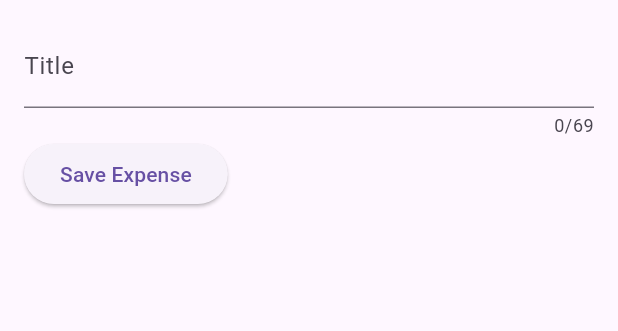
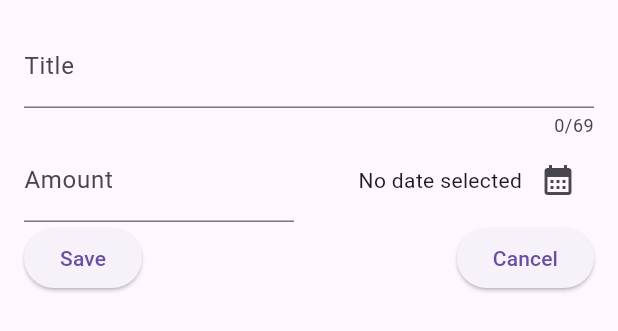
Before and after one commit to XenonIsPrecise/Expense_Tracker, a Flutter app: the NewExpense widget shown alone on an empty page, opened directly, on a phone screen of 412 x 824 dp. Shown: the top 331 px of the screen. Run offline on Flutter 3.47's test engine with Material 3 defaults, Android fonts, the phone set to English and light mode, and no system bars.

Commit message:
date picker added

```diff
--- a/lib/widgets/new_expense.dart
+++ b/lib/widgets/new_expense.dart
@@ -1,3 +1,4 @@
+import 'package:expense_tracker/models/expense.dart';
 import 'package:flutter/material.dart';
 
 class NewExpense extends StatefulWidget {
@@ -16,9 +17,25 @@ class _NewExpenseState extends State<NewExpense> {
   // }
 
   final _titleController = TextEditingController();
+  final _amountController = TextEditingController();
+  DateTime? _selectedDate;
+
+  void _presentDatePicker() async {
+    final now = DateTime.now();
+    final firstDate = DateTime(now.year - 1, now.month, now.day);
+    final pickedDate = await showDatePicker(
+      context: context,
+      firstDate: firstDate,
+      lastDate: now,
+    );
+    setState(() {
+      _selectedDate = pickedDate;
+    });
+  }
 
   @override
   void dispose() {
+    _amountController.dispose();
     _titleController.dispose();
     super.dispose();
   }
@@ -37,12 +54,53 @@ class _NewExpenseState extends State<NewExpense> {
           ),
           Row(
             children: [
+              Expanded(
+                child: TextField(
+                  controller: _amountController,
+                  keyboardType: TextInputType.number,
+                  decoration: InputDecoration(
+                    label: Text("Amount"),
+                    prefixText: '\$ e545',
+                  ),
+                ),
+              ),
+              const SizedBox(width: 20),
+              Expanded(
+                child: Row(
+                  mainAxisAlignment: MainAxisAlignment.end,
+                  crossAxisAlignment: CrossAxisAlignment.center,
+                  children: [
+                    Text(
+                      _selectedDate == null
+                          ? 'No date selected'
+                          : formatter.format(_selectedDate!),
+                    ),
+                    IconButton(
+                      onPressed: _presentDatePicker,
+                      icon: const Icon(Icons.calendar_month),
+                    ),
+                  ],
+                ),
+              ),
+            ],
+          ),
+          Row(
+            mainAxisAlignment: MainAxisAlignment.spaceBetween,
+            children: [
               ElevatedButton(
                 onPressed: () {
                   print(_titleController.text);
+                  print(_amountController.text);
                   // print(_enteredTitle);
                 },
-                child: Text("Save Expense"),
+                child: Text("Save"),
+              ),
+              // SizedBox(width: 20),
+              ElevatedButton(
+                onPressed: () {
+                  Navigator.pop(context);
+                },
+                child: Text("Cancel"),
               ),
             ],
           ),
```
